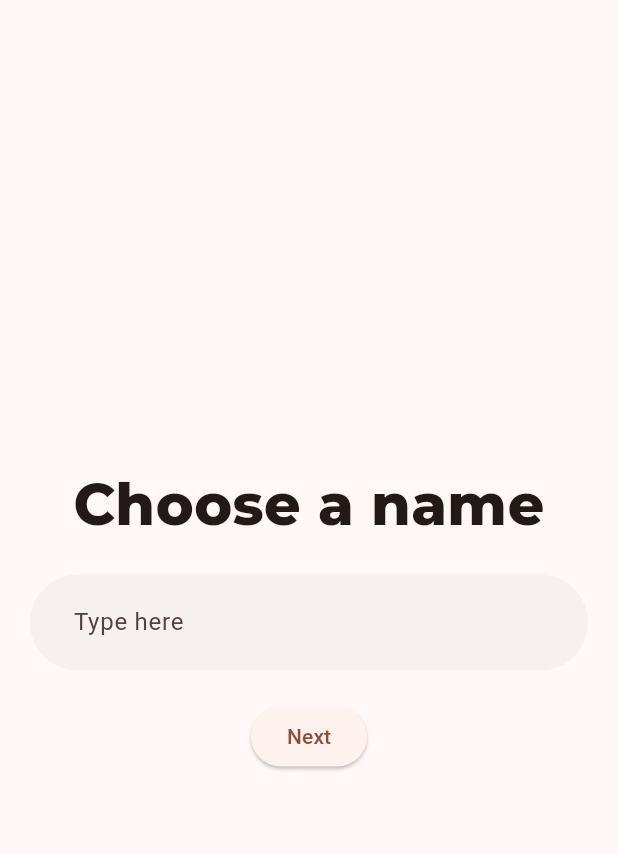
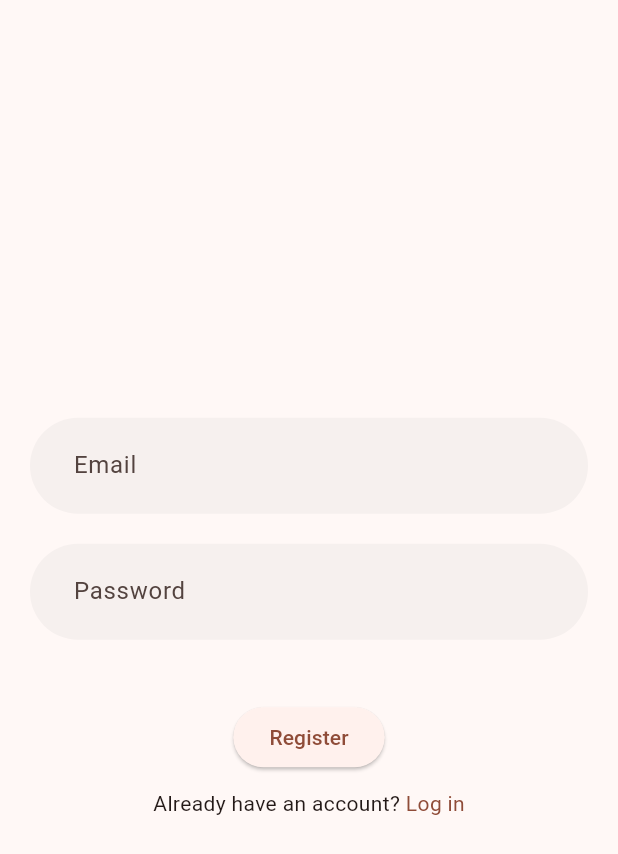
Before and after one commit to squizziee/fitness-app, a Flutter app: the screen it shows after launch, on a phone screen of 412 x 824 dp. Shown: the top 854 px of the screen. Run offline on Flutter 3.47's test engine with Material 2 defaults, Android fonts, the phone set to English and light mode, and no system bars; our stand-ins replace firebase_auth, firebase_core, font_awesome_flutter, google_fonts; accounts and stored records are empty.

Commit message:
Authentication and logout functionality ready

```diff
--- a/flutter_fitness_app/lib/main.dart
+++ b/flutter_fitness_app/lib/main.dart
@@ -1,7 +1,8 @@
 import 'package:flutter/material.dart';
 import 'package:flutter_fitness_app/models/training_regiment.dart';
+import 'package:flutter_fitness_app/models/user.dart';
 import 'package:flutter_fitness_app/route_generator.dart';
-import 'package:flutter_fitness_app/views/first_use/set_name.dart';
+import 'package:flutter_fitness_app/views/authentication/auth_widget_tree.dart';
 import 'package:firebase_core/firebase_core.dart';
 import 'package:provider/provider.dart';
 
@@ -9,13 +10,19 @@ Future<void> main() async {
   WidgetsFlutterBinding.ensureInitialized();
   await Firebase.initializeApp();
   runApp(MultiProvider(providers: [
-    ChangeNotifierProvider(create: (context) => TrainingRegiment())
+    ChangeNotifierProvider(create: (context) => TrainingRegiment()),
+    ChangeNotifierProvider(create: (context) => AppUser())
   ], child: const MyApp()));
 }
 
-class MyApp extends StatelessWidget {
+class MyApp extends StatefulWidget {
   const MyApp({super.key});
 
+  @override
+  State<MyApp> createState() => _MyAppState();
+}
+
+class _MyAppState extends State<MyApp> {
   // This widget is the root of your application.
   @override
   Widget build(BuildContext context) {
@@ -26,7 +33,7 @@ class MyApp extends StatelessWidget {
         colorScheme: ColorScheme.fromSeed(seedColor: Colors.deepOrange),
         useMaterial3: true,
       ),
-      home: const SetNamePage(),
+      home: const AuthWidgetTree(),
       onGenerateRoute: RouteGenerator.generateRoute,
     );
   }
--- /dev/null
+++ b/flutter_fitness_app/lib/models/goal.dart
@@ -0,0 +1,6 @@
+class Goal {
+  DateTime? _deadline;
+  String? _exerciseUID;
+  String? _metric;
+  int? _number;
+}
--- a/flutter_fitness_app/lib/services/auth.dart
+++ b/flutter_fitness_app/lib/services/auth.dart
@@ -15,10 +15,8 @@ class Auth {
         email: email, password: password);
   }
 
-  Future<void> createUserWithEmailAndPassword({
-    required String email,
-    required String password,
-  }) async {
+  Future<void> createUserWithEmailAndPassword(
+      {required String email, required String password}) async {
     await _firebaseAuth.createUserWithEmailAndPassword(
         email: email, password: password);
   }
--- /dev/null
+++ b/flutter_fitness_app/lib/views/authentication/auth_widget_tree.dart
@@ -0,0 +1,34 @@
+import 'package:firebase_auth/firebase_auth.dart';
+import 'package:flutter/material.dart';
+import 'package:flutter_fitness_app/services/auth.dart';
+import 'package:flutter_fitness_app/views/authentication/login_page.dart';
+import 'package:flutter_fitness_app/views/authentication/register_page.dart';
+import 'package:flutter_fitness_app/views/first_use/set_name.dart';
+import 'package:flutter_fitness_app/views/authentication/home_page.dart';
+
+class AuthWidgetTree extends StatefulWidget {
+  const AuthWidgetTree({super.key});
+
+  @override
+  State<AuthWidgetTree> createState() => _AuthWidgetTreeState();
+}
+
+class _AuthWidgetTreeState extends State<AuthWidgetTree> {
+  @override
+  Widget build(BuildContext context) {
+    return StreamBuilder<User?>(
+      stream: Auth().authStateChanges,
+      builder: (context, snapshot) {
+        if (snapshot.connectionState == ConnectionState.active) {
+          return snapshot.data != null
+              ? const HomePage()
+              : const RegisterPage();
+        } else {
+          return const Center(
+            child: CircularProgressIndicator(),
+          );
+        }
+      },
+    );
+  }
+}
--- /dev/null
+++ b/flutter_fitness_app/lib/views/authentication/register_page.dart
@@ -0,0 +1,80 @@
+import 'package:firebase_auth/firebase_auth.dart';
+import 'package:flutter/material.dart';
+import 'package:flutter_fitness_app/services/auth.dart';
+import 'package:flutter_fitness_app/views/authentication/widgets/entry_field.dart';
+import 'package:flutter_fitness_app/views/authentication/widgets/submit_button.dart';
+
+class RegisterPage extends StatefulWidget {
+  const RegisterPage({super.key});
+
+  @override
+  State<RegisterPage> createState() => _RegisterPageState();
+}
+
+class _RegisterPageState extends State<RegisterPage> {
+  String? errorMessage = '';
+
+  final TextEditingController _controllerEmail = TextEditingController();
+  final TextEditingController _controllerPassword = TextEditingController();
+
+  Future<void> createUserWithEmailAndPassword() async {
+    try {
+      await Auth().createUserWithEmailAndPassword(
+          email: _controllerEmail.text, password: _controllerPassword.text);
+    } on FirebaseAuthException catch (e) {
+      setState(() {
+        errorMessage = e.message;
+      });
+    }
+  }
+
+  Widget _errorMessage() {
+    return Text(errorMessage == null ? "Error: $errorMessage" : "");
+  }
+
+  @override
+  Widget build(BuildContext context) {
+    return Scaffold(
+        body: Container(
+      height: double.infinity,
+      width: double.infinity,
+      padding: const EdgeInsets.all(20.0),
+      child: Column(
+        crossAxisAlignment: CrossAxisAlignment.center,
+        mainAxisAlignment: MainAxisAlignment.center,
+        children: [
+          entryField('Email', _controllerEmail, false),
+          const SizedBox(
+            height: 20,
+          ),
+          entryField('Password', _controllerPassword, true),
+          const SizedBox(
+            height: 20,
+          ),
+          _errorMessage(),
+          submitButton('Register', () async {
+            await createUserWithEmailAndPassword();
+            Navigator.of(context).pushNamed('/home');
+          }, context),
+          const SizedBox(
+            height: 10,
+          ),
+          Wrap(
+            children: [
+              const Text('Already have an account? '),
+              GestureDetector(
+                onTap: () {
+                  Navigator.pushReplacementNamed(context, "/login");
+                },
+                child: Text(
+                  "Log in",
+                  style: TextStyle(color: Theme.of(context).primaryColor),
+                ),
+              )
+            ],
+          )
+        ],
+      ),
+    ));
+  }
+}
--- /dev/null
+++ b/flutter_fitness_app/lib/views/authentication/widgets/entry_field.dart
@@ -0,0 +1,18 @@
+import 'package:flutter/material.dart';
+
+Widget entryField(
+    String placeholder, TextEditingController controller, bool isPassword) {
+  return TextField(
+      obscureText: isPassword,
+      controller: controller,
+      decoration: InputDecoration(
+        labelText: placeholder,
+        contentPadding:
+            const EdgeInsets.only(left: 25, right: 20, top: 20, bottom: 20),
+        filled: true,
+        fillColor: const Color.fromARGB(31, 180, 180, 180),
+        border: OutlineInputBorder(
+            borderSide: BorderSide.none,
+            borderRadius: BorderRadius.circular(50)),
+      ));
+}
--- /dev/null
+++ b/flutter_fitness_app/lib/views/authentication/widgets/submit_button.dart
@@ -0,0 +1,11 @@
+import 'package:flutter/material.dart';
+import 'package:flutter_fitness_app/models/user.dart';
+import 'package:provider/provider.dart';
+
+Future<void> updateFirstTimeStatus(BuildContext context) async {
+  await Provider.of<AppUser>(context, listen: false).setFirstTimeUsing(true);
+}
+
+Widget submitButton(String text, VoidCallback callback, BuildContext context) {
+  return ElevatedButton(onPressed: callback, child: Text(text));
+}
```
Also changed, not shown: flutter_fitness_app/lib/models/user.dart (added, +18 -0 lines), flutter_fitness_app/lib/route_generator.dart (+10 -2 lines), flutter_fitness_app/lib/views/auth_page.dart (deleted, +0 -93 lines), flutter_fitness_app/lib/views/authentication/home_page.dart (added, +73 -0 lines), flutter_fitness_app/lib/views/authentication/login_page.dart (added, +80 -0 lines), flutter_fitness_app/lib/views/home_page.dart (deleted, +0 -42 lines), flutter_fitness_app/lib/views/widget_tree.dart (deleted, +0 -27 lines).
